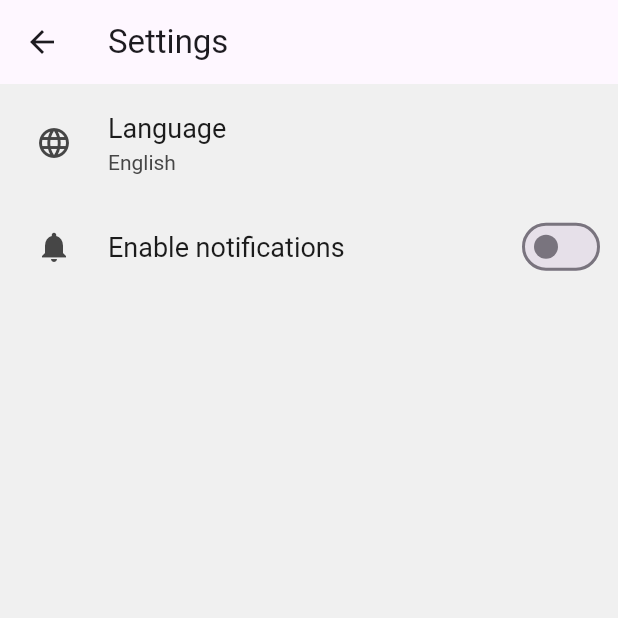
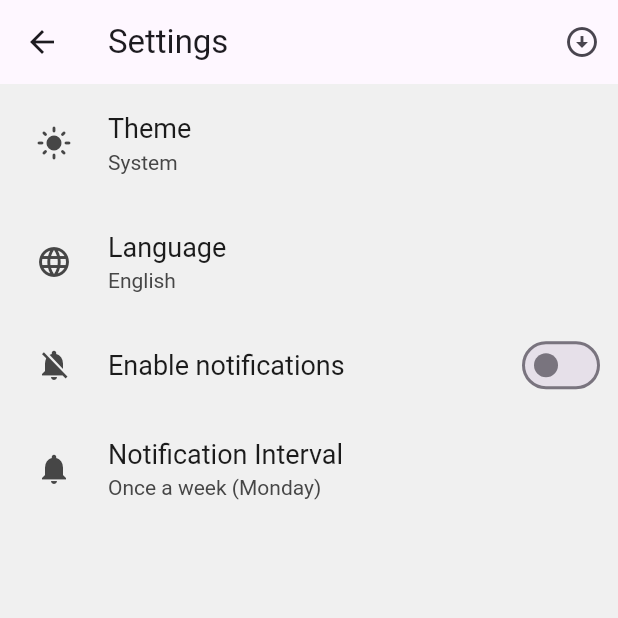
Before and after one commit to jerrydix/chores, a Flutter app: the SettingsPage screen opened directly, on a phone screen of 412 x 824 dp, the top half of it. Run offline on Flutter 3.47's test engine with Material 2 defaults, Android fonts, the phone set to English and light mode, and no system bars; drawn by our look-alikes of settings_ui; our stand-ins replace data_table_2, google_fonts.

Commit message:
menu for notification settings

```diff
--- a/lib/settings.dart
+++ b/lib/settings.dart
@@ -9,33 +9,119 @@ class SettingsPage extends StatefulWidget {
   State<StatefulWidget> createState() => _SettingsPageState();
 }
 
+enum Intervals {
+  onceBegin,
+  onceEnd,
+  twice,
+  every
+}
+
 class _SettingsPageState extends State<SettingsPage> {
   bool currentValue = false;
+  Icon currentNotificationStatus = Icon(Icons.notifications_off);
+  String currentLanguage = 'English';
+  String currentTheme = 'System';
+  String currentInterval = 'Once a week (Monday)';
+
+  Intervals? _character = Intervals.onceBegin;
+
+  Future openDialog() => showDialog(
+        context: context,
+        builder: (context) {
+          return StatefulBuilder(
+            builder: (context, setState) {
+              return AlertDialog(
+                  title: const Text('Notification Interval',
+                    style: TextStyle(fontSize: 20),
+                  ),
+                  actions: [
+                    RadioListTile<Intervals>(title: const Text('Once a week (Monday)'), value: Intervals.onceBegin, groupValue: _character, onChanged: (value) {
+                      setState(() {
+                        currentInterval = 'Once a week (Monday)';
+                        _character = value;
+                      });
+                    }),
+                    RadioListTile<Intervals>(title: const Text('Once a week (Sunday)'), value: Intervals.onceEnd, groupValue: _character, onChanged: (value) {
+                      setState(() {
+                        currentInterval = 'Once a week (Sunday)';
+                        _character = value;
+                      });
+                    }),
+                    RadioListTile<Intervals>(title: const Text('Twice a week'), value: Intervals.twice, groupValue: _character, onChanged: (value) {
+                      setState(() {
+                        currentInterval = 'Twice a week';
+                        _character = value;
+                      });
+                    }),
+                    RadioListTile<Intervals>(title: const Text('Every day'), value: Intervals.every, groupValue: _character, onChanged: (value) {
+                      setState(() {
+                        currentInterval = 'Every day';
+                        _character = value;
+                      });
+                    }),
+                    TextButton(onPressed: () {
+                      Navigator.pop(context);
+                    }, child: Text('Confirm')),
+                  ],
+                );
+            },
+          );
+        },
+  );
 
   @override
   Widget build(BuildContext context) {
     return Scaffold(
       appBar: AppBar(
         title: const Text('Settings'),
+        actions: <Widget>[
+          IconButton(
+            icon: Icon(Icons.arrow_circle_down),
+            onPressed: () {
+              print(currentInterval);
+            },
+          )
+        ],
       ),
         body: SettingsList(
           sections: [
             SettingsSection(
               tiles: <SettingsTile>[
                 SettingsTile.navigation(
+                  leading: Icon(Icons.light_mode),
+                  title: Text('Theme'),
+                  value: Text(currentTheme),
+                  onPressed: (context) {},
+                ),
+                SettingsTile.navigation(
                   leading: Icon(Icons.language),
                   title: Text('Language'),
-                  value: Text('English'),
+                  value: Text(currentLanguage),
                   onPressed: (context) {},
                 ),
                 SettingsTile.switchTile (
                   onToggle: (bool value) { setState(() {
                     currentValue = value;
+                    if (value) {
+                      currentNotificationStatus = Icon(Icons.notifications_active);
+                    } else {
+                      currentNotificationStatus = Icon(Icons.notifications_off);
+                    }
                   });},
                   initialValue: currentValue,
-                  leading: Icon(Icons.notifications),
+                  leading: currentNotificationStatus,
                   title: Text('Enable notifications'),
                 ),
+                SettingsTile.navigation(
+                  title: Text('Notification Interval'),
+                  leading: Icon(Icons.notifications),
+                  value: Text(currentInterval),
+                  onPressed: (context) {
+                    setState(() {
+                      openDialog();
+                    });
+                  },
+                )
               ],
             ),
           ],
```
Also changed, not shown: lib/main.dart (+6 -1 lines), lib/about.dart (added).
